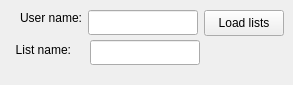
Above: microblogs/twitter/twitterlistdialog_base.ui from KDE/choqok before the change. Below: the same form after it.
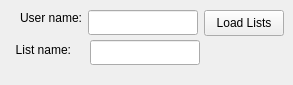
That is the form after the change. Custom widgets are drawn as their Qt base class.

What changed in the file:
```diff
--- a/microblogs/twitter/twitterlistdialog_base.ui
+++ b/microblogs/twitter/twitterlistdialog_base.ui
@@ -75,7 +75,7 @@
     <string>Load User Lists</string>
    </property>
    <property name="text">
-    <string>Load lists</string>
+    <string>Load Lists</string>
    </property>
   </widget>
  </widget>
```
Left out of the diff: 2 changed lines with no effect on the pictures.
